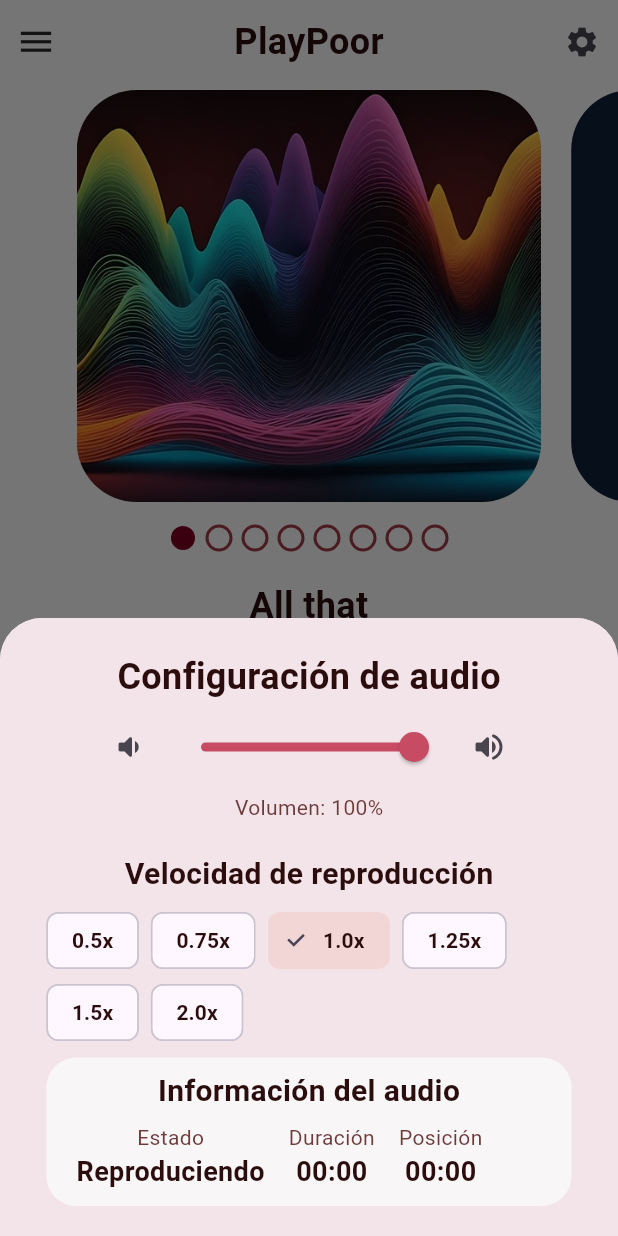
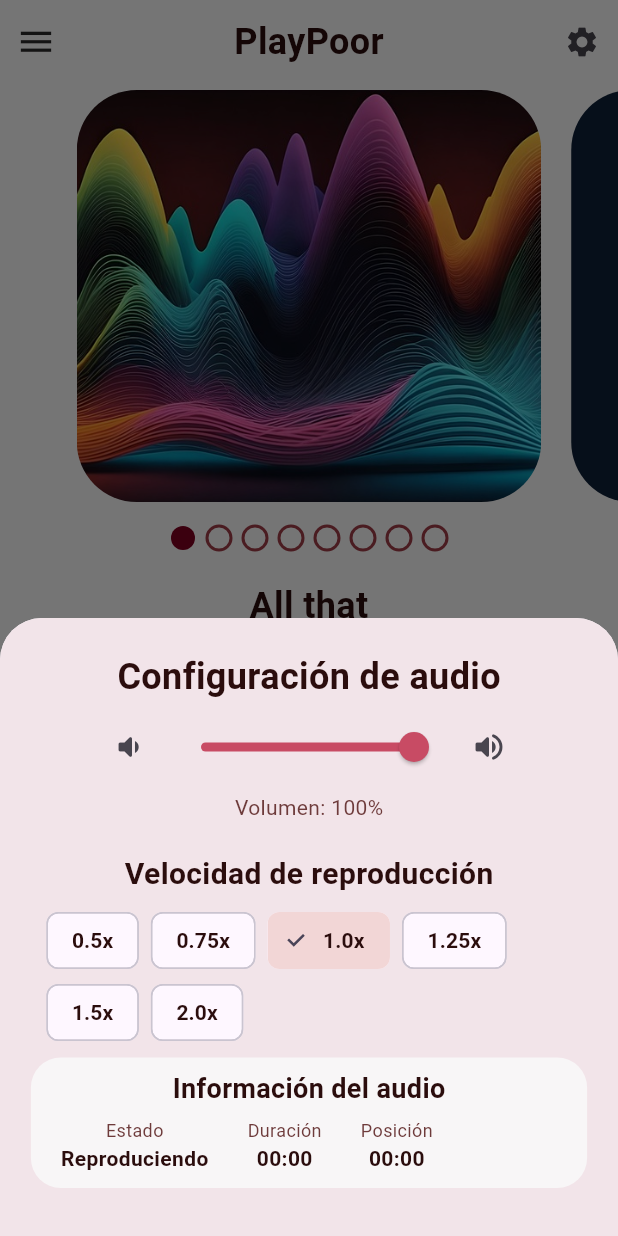
Before and after one commit to gael-rdrgz/playpoor, a Flutter app: the screen it shows after launch, after a tap on the "settings" icon, on a phone screen of 412 x 824 dp. Run offline on Flutter 3.47's test engine with Material 3 defaults, Android fonts, the phone set to English and light mode, and no system bars; drawn by our look-alikes of flutter_slider_drawer, percent_indicator, smooth_page_indicator; our stand-ins replace audioplayers, equatable, flutter_bloc; Roboto replaces fonts that are missing (DMSerif); project files that could hold a hidden picture were left out.

Commit message:
modificado el tamaño de container y textos de toda la informacion del audio, ya no deberia de dar overflow (like the hentai Overflow, es hilarante)

```diff
--- a/lib/views/conf_modal.dart
+++ b/lib/views/conf_modal.dart
@@ -215,7 +215,7 @@ class ConfModal extends StatelessWidget {
                   left: 20,
                   right: 20,
                 ),
-                width: MediaQuery.of(context).size.width * .85,
+                width: MediaQuery.of(context).size.width * .90,
                 decoration: BoxDecoration(
                   color: Color(0xfff8f6f7),
                   borderRadius: BorderRadius.circular(20),
@@ -227,13 +227,13 @@ class ConfModal extends StatelessWidget {
                       "Información del audio",
                       style: TextStyle(
                         fontFamily: "DMSerif",
-                        fontSize: 20,
+                        fontSize: 18,
                         fontWeight: FontWeight.w700,
                         color: Color(0xff2b0d0d),
                       ),
                     ),
                     Row(
-                      spacing: 16,
+                      spacing: 26,
                       children: [
                         Column(
                           children: [
@@ -241,7 +241,7 @@ class ConfModal extends StatelessWidget {
                               "Estado",
                               style: TextStyle(
                                 fontFamily: "DMSerif",
-                                fontSize: 14,
+                                fontSize: 12,
                                 color: Color(0xff6e3b3b),
                               ),
                             ),
@@ -249,7 +249,7 @@ class ConfModal extends StatelessWidget {
                               currentState ? "Reproduciendo" : "En pausa",
                               style: TextStyle(
                                 fontFamily: "DMSerif",
-                                fontSize: 18,
+                                fontSize: 14,
                                 fontWeight: FontWeight.w600,
                                 color: Color(0xff2b0d0d),
                               ),
@@ -262,7 +262,7 @@ class ConfModal extends StatelessWidget {
                               "Duración",
                               style: TextStyle(
                                 fontFamily: "DMSerif",
-                                fontSize: 14,
+                                fontSize: 12,
                                 color: Color(0xff6e3b3b),
                               ),
                             ),
@@ -270,7 +270,7 @@ class ConfModal extends StatelessWidget {
                               timeFormat(currentDuration.inSeconds),
                               style: TextStyle(
                                 fontFamily: "DMSerif",
-                                fontSize: 18,
+                                fontSize: 14,
                                 fontWeight: FontWeight.w600,
                                 color: Color(0xff2b0d0d),
                               ),
@@ -283,7 +283,7 @@ class ConfModal extends StatelessWidget {
                               "Posición",
                               style: TextStyle(
                                 fontFamily: "DMSerif",
-                                fontSize: 14,
+                                fontSize: 12,
                                 color: Color(0xff6e3b3b),
                               ),
                             ),
@@ -291,7 +291,7 @@ class ConfModal extends StatelessWidget {
                               timeFormat(currentPosition.inSeconds),
                               style: TextStyle(
                                 fontFamily: "DMSerif",
-                                fontSize: 18,
+                                fontSize: 14,
                                 fontWeight: FontWeight.w600,
                                 color: Color(0xff2b0d0d),
                               ),
```
